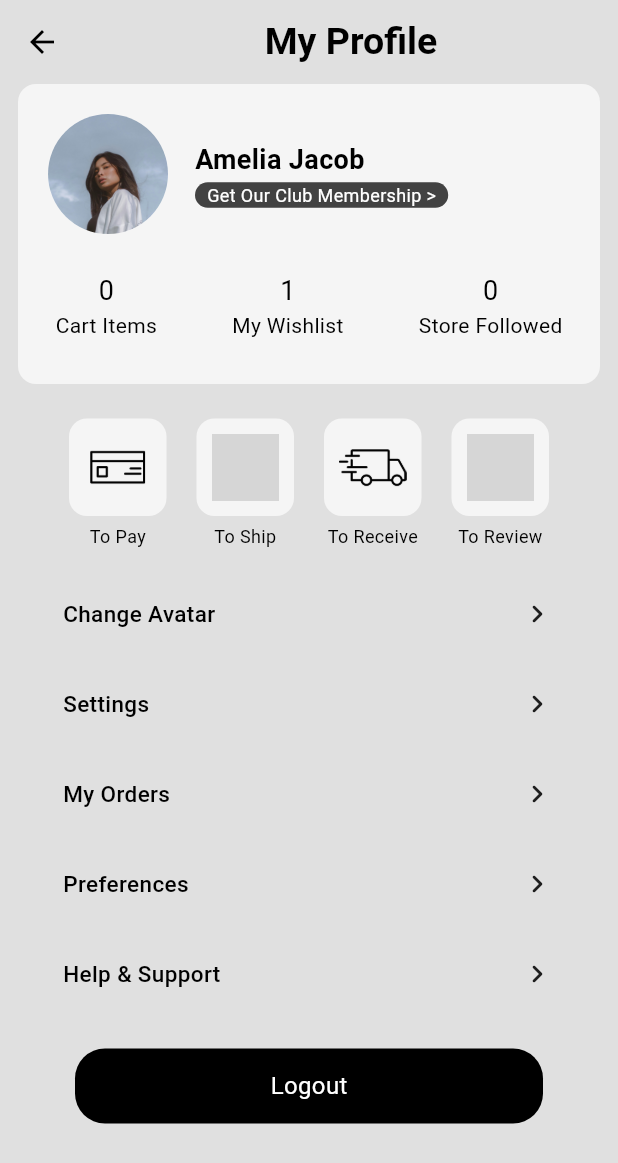
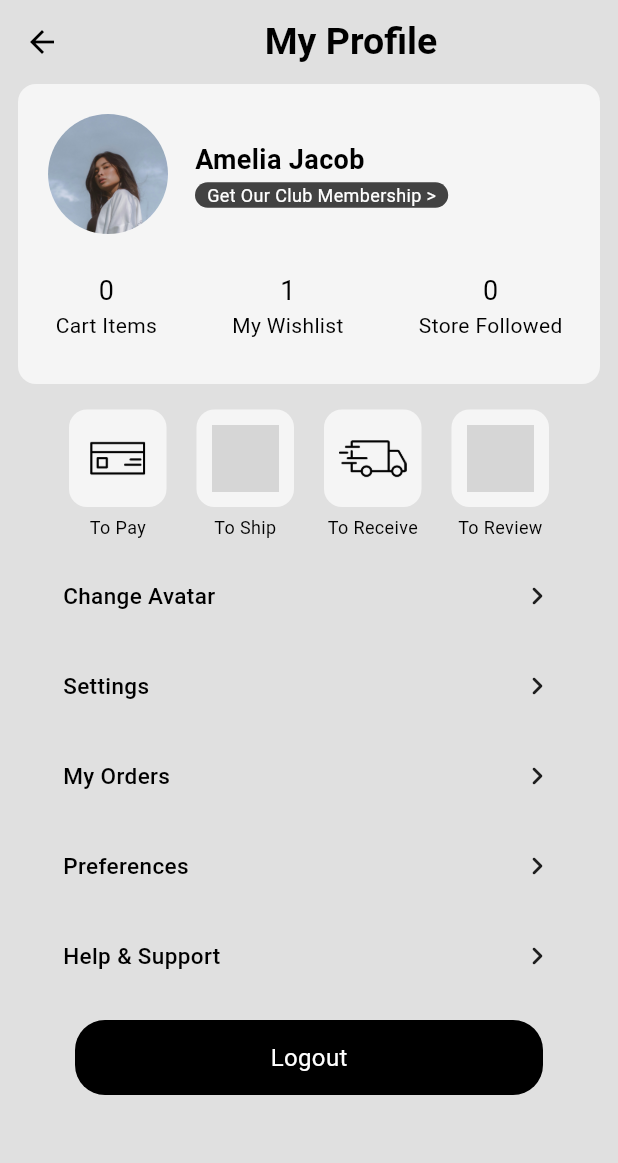
Before and after one commit to m-aqsam/Flutter-Applications-Ui, a Flutter app: the Profile_Page screen opened by its route, on a phone screen of 412 x 824 dp. Shown: the top 1163 px of the screen. Run offline on Flutter 3.47's test engine with Material 3 defaults, Android fonts, the phone set to English and light mode, and no system bars; our stand-ins replace carousel_slider, google_fonts, google_nav_bar, smooth_page_indicator; grey boxes are pictures that could not be loaded.

Commit message:
new changes

```diff
--- a/ecommerce_app/lib/pages/Profile_Page.dart
+++ b/ecommerce_app/lib/pages/Profile_Page.dart
@@ -227,7 +227,7 @@ class _Profile_PageState extends State<Profile_Page> {
             ),
           ),
 
-          SizedBox(height: 18),
+          SizedBox(height: 12),
 
           // List
 
@@ -253,7 +253,7 @@ class _Profile_PageState extends State<Profile_Page> {
             ],
           ),
 
-          SizedBox(height: 18),
+          SizedBox(height: 12),
 
           // Profile Options
 
@@ -286,7 +286,7 @@ class _Profile_PageState extends State<Profile_Page> {
             },
           ),
 
-          SizedBox(height: 15),
+          SizedBox(height: 8),
 
           // Logout
 
```
